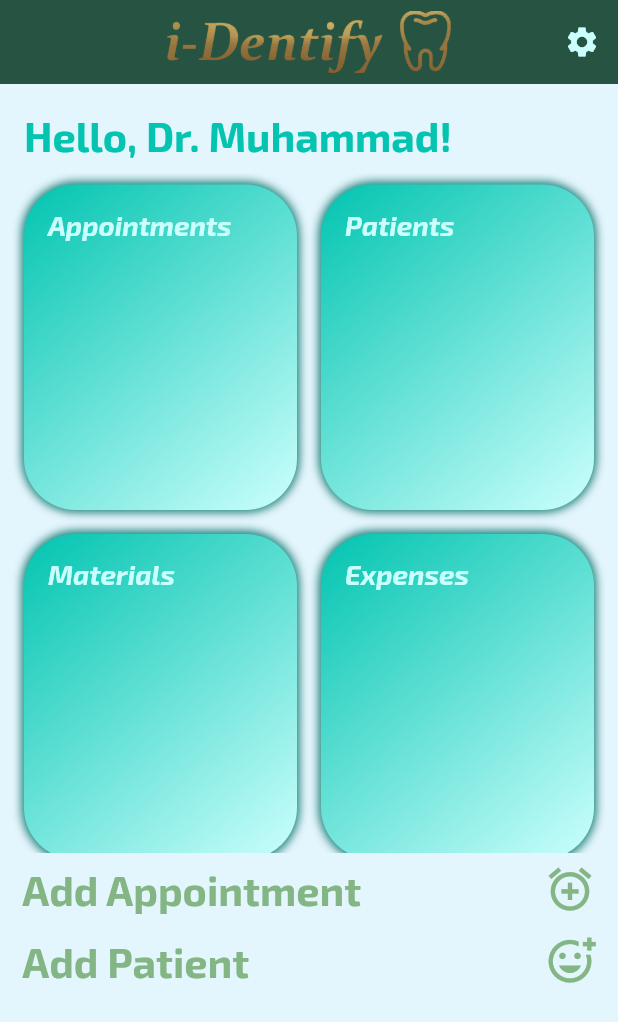
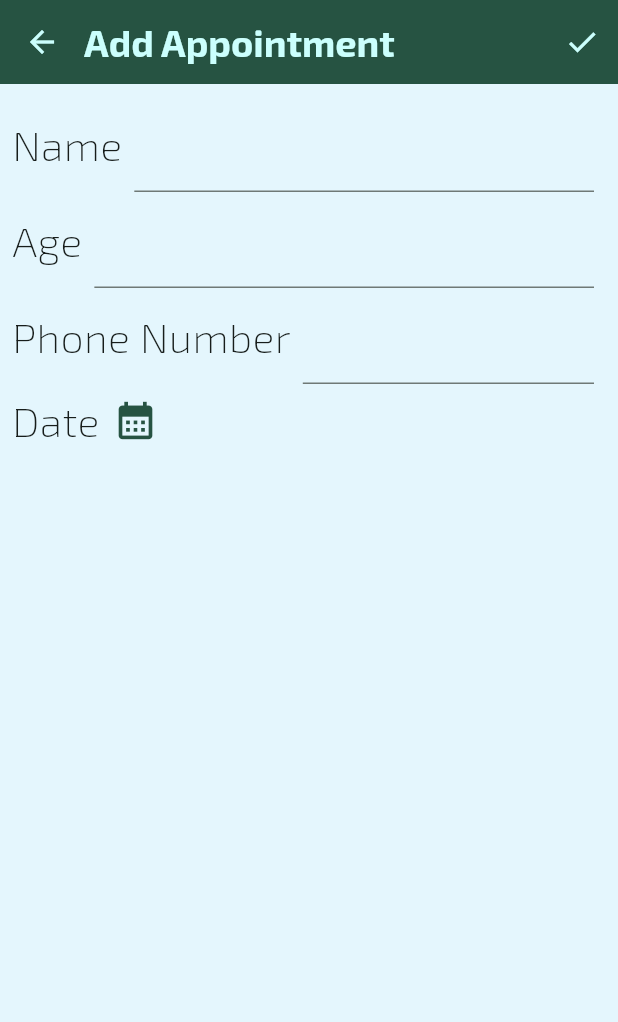
Before and after one commit to Thecodingdoctor11/dentality, a Flutter app: the screen it shows once a user with an empty profile is signed in, after a tap on "Add Appointment", on a phone screen of 412 x 824 dp. Shown: the top 1022 px of the screen. Run offline on Flutter 3.47's test engine with Material 3 defaults, Android fonts, the phone set to English and light mode, and no system bars; our stand-ins replace cloud_firestore, equatable, firebase_auth, firebase_core, flutter_riverpod, flutter_screenutil and 1 more; accounts and stored records are empty; project files that could hold a hidden picture were left out.

Commit message:
add appointment screen

```diff
--- a/lib/src/core/routing/app_router.dart
+++ b/lib/src/core/routing/app_router.dart
@@ -1,4 +1,5 @@
 import 'package:dentality/src/core/routing/routes.dart';
+import 'package:dentality/src/screens/add%20appointment/add_appointment_screen.dart';
 import 'package:dentality/src/screens/appointments/appointments_screen.dart';
 import 'package:dentality/src/screens/history/history_screen.dart';
 import 'package:dentality/src/screens/home/home_screen.dart';
@@ -25,6 +26,10 @@ class AppRouter {
         return MaterialPageRoute(
           builder: (_) => const HistoryScreen(),
         );
+      case Routes.addAppointmentScreen:
+        return MaterialPageRoute(
+          builder: (_) => const AddAppointmentScreen(),
+        );
       case Routes.patientScreen:
         return MaterialPageRoute(
             builder: (_) => const PatientScreen(), settings: settings);
--- a/lib/src/core/routing/routes.dart
+++ b/lib/src/core/routing/routes.dart
@@ -7,4 +7,5 @@ class Routes {
   static const String expensesScreen = '/Expenses';
   static const String patientScreen = '/Patient';
   static const String historyScreen = '/History';
+  static const String addAppointmentScreen = '/AddAppointment';
 }
--- /dev/null
+++ b/lib/src/screens/add appointment/add_appointment_screen.dart
@@ -0,0 +1,83 @@
+import 'package:dentality/src/helpers/sizer.dart';
+import 'package:dentality/src/theme/colors.dart';
+// import 'package:dentality/src/theme/colors.dart';
+import 'package:flutter/material.dart';
+
+class AddAppointmentScreen extends StatefulWidget {
+  const AddAppointmentScreen({super.key});
+
+  @override
+  State<AddAppointmentScreen> createState() => _AddAppointmentScreenState();
+}
+
+class _AddAppointmentScreenState extends State<AddAppointmentScreen> {
+  @override
+  Widget build(BuildContext context) {
+    return Scaffold(
+      appBar: AppBar(
+        title: const Text('Add Appointment'),
+        actions: [IconButton(onPressed: () {}, icon: const Icon(Icons.check))],
+      ),
+      body: SafeArea(
+        child: Padding(
+          padding: const EdgeInsets.all(8.0),
+          child: Column(
+            crossAxisAlignment: CrossAxisAlignment.start,
+            children: [
+              Row(
+                children: [
+                  Text('Name'),
+                  Sizer(
+                    horizontal: 8,
+                  ),
+                  Expanded(child: TextField()),
+                  Sizer(
+                    horizontal: 8,
+                  ),
+                ],
+              ),
+              Row(
+                children: [
+                  Text('Age'),
+                  Sizer(
+                    horizontal: 8,
+                  ),
+                  Expanded(child: TextField()),
+                  Sizer(
+                    horizontal: 8,
+                  ),
+                ],
+              ),
+              Row(
+                children: [
+                  Text('Phone Number'),
+                  Sizer(
+                    horizontal: 8,
+                  ),
+                  Expanded(child: TextField()),
+                  Sizer(
+                    horizontal: 8,
+                  ),
+                ],
+              ),
+              Row(
+                children: [
+                  Text('Date'),
+                  IconButton(
+                    onPressed: () => showDatePicker(
+                        context: context,
+                        firstDate: DateTime(1990),
+                        lastDate: DateTime(2099)),
+                    icon: Icon(Icons.calendar_month),
+                    color: AppColors.darkTeal,
+                    iconSize: 30,
+                  ),
+                ],
+              )
+            ],
+          ),
+        ),
+      ),
+    );
+  }
+}
--- a/lib/src/screens/home/home_screen.dart
+++ b/lib/src/screens/home/home_screen.dart
@@ -1,9 +1,8 @@
 import 'package:cloud_firestore/cloud_firestore.dart';
-import 'package:dentality/firebase_options.dart';
 import 'package:dentality/src/core/authentication/providers/auth_provider.dart';
+import 'package:dentality/src/core/routing/routes.dart';
 import 'package:dentality/src/theme/colors.dart';
 import 'package:firebase_auth/firebase_auth.dart';
-import 'package:firebase_core/firebase_core.dart';
 import 'package:flutter/material.dart';
 import 'package:flutter_riverpod/flutter_riverpod.dart';
 import 'package:flutter_screenutil/flutter_screenutil.dart';
@@ -25,7 +24,6 @@ class HomeViewScreenState extends ConsumerState {
   final auth = FirebaseAuth.instance.currentUser;
   @override
   Widget build(BuildContext context) {
-    Firebase.initializeApp(options: DefaultFirebaseOptions.currentPlatform);
     final textTheme = Theme.of(context).textTheme;
     String name = 'Muhammad';
     final nameProvider = StateProvider<String>((ref) => name);
@@ -38,9 +36,6 @@ class HomeViewScreenState extends ConsumerState {
             IconButton(
               onPressed: () {
                 ref.read(authRepoProvider).signOut();
-
-                // AuthHelper.signOut();
-                // Navigator.of(context).pushNamed(Routes.onboardingScreen);
               },
               icon: const Icon(Icons.settings),
             )
@@ -141,7 +136,9 @@ class HomeViewScreenState extends ConsumerState {
                       ),
                     ],
                   ),
-                  onPressed: () {},
+                  onPressed: () {
+                    Navigator.pushNamed(context, Routes.addAppointmentScreen);
+                  },
                 ),
                 TextButton(
                   child: Row(
```
Also changed, not shown: pubspec.lock.
